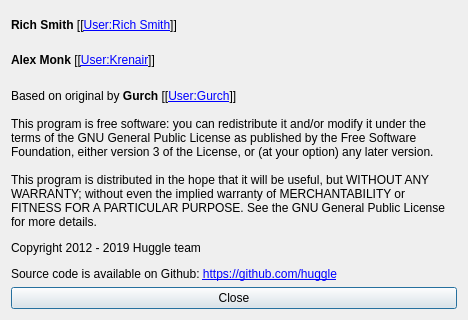
This is src/huggle_ui/aboutform.ui in huggle/huggle3-qt-lx as Qt 5 draws it before an edit; both pictures show x 0 to 468 and y 360 to 680 of the 468 by 680 pixel window. The edited form follows.
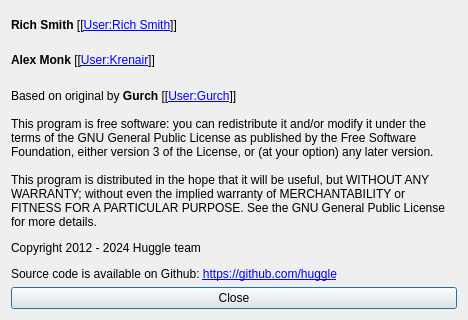
This is the edited form. Icons and pictures are not drawn.

Commit message: extended the copyright year

Diff of the .ui file:
```diff
--- a/src/huggle_ui/aboutform.ui
+++ b/src/huggle_ui/aboutform.ui
@@ -161,7 +161,7 @@
    <item>
     <widget class="QLabel" name="lCopyright">
      <property name="text">
-      <string>&lt;html&gt;&lt;head/&gt;&lt;body&gt;&lt;p&gt;This program is free software: you can redistribute it and/or modify it under the terms of the GNU General Public License as published by the Free Software Foundation, either version 3 of the License, or (at your option) any later version.&lt;br/&gt;&lt;br/&gt;This program is distributed in the hope that it will be useful, but WITHOUT ANY WARRANTY; without even the implied warranty of MERCHANTABILITY or FITNESS FOR A PARTICULAR PURPOSE. See the GNU General Public License for more details. &lt;/p&gt;&lt;p&gt;Copyright 2012 - 2019 Huggle team&lt;/p&gt;&lt;p&gt;Source code is available on Github: &lt;a href=&quot;https://github.com/huggle&quot;&gt;&lt;span style=&quot; text-decoration: underline; color:#0000ff;&quot;&gt;https://github.com/huggle&lt;/span&gt;&lt;/a&gt;&lt;/p&gt;&lt;/body&gt;&lt;/html&gt;</string>
+      <string>&lt;html&gt;&lt;head/&gt;&lt;body&gt;&lt;p&gt;This program is free software: you can redistribute it and/or modify it under the terms of the GNU General Public License as published by the Free Software Foundation, either version 3 of the License, or (at your option) any later version.&lt;br/&gt;&lt;br/&gt;This program is distributed in the hope that it will be useful, but WITHOUT ANY WARRANTY; without even the implied warranty of MERCHANTABILITY or FITNESS FOR A PARTICULAR PURPOSE. See the GNU General Public License for more details. &lt;/p&gt;&lt;p&gt;Copyright 2012 - 2024 Huggle team&lt;/p&gt;&lt;p&gt;Source code is available on Github: &lt;a href=&quot;https://github.com/huggle&quot;&gt;&lt;span style=&quot; text-decoration: underline; color:#0000ff;&quot;&gt;https://github.com/huggle&lt;/span&gt;&lt;/a&gt;&lt;/p&gt;&lt;/body&gt;&lt;/html&gt;</string>
      </property>
      <property name="wordWrap">
       <bool>true</bool>
```
